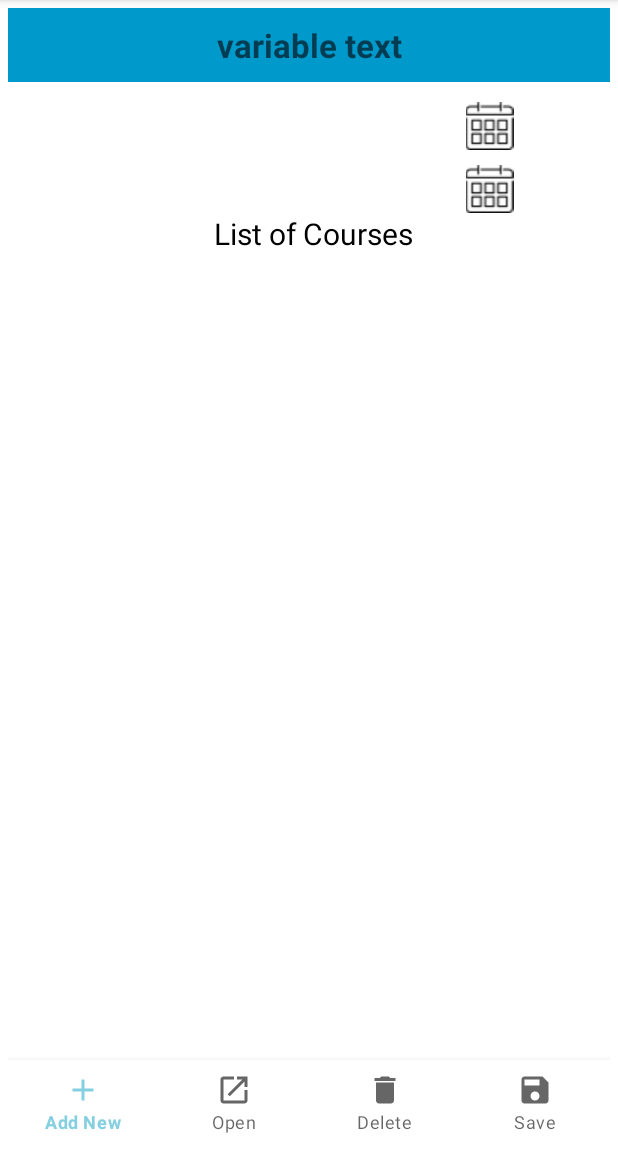
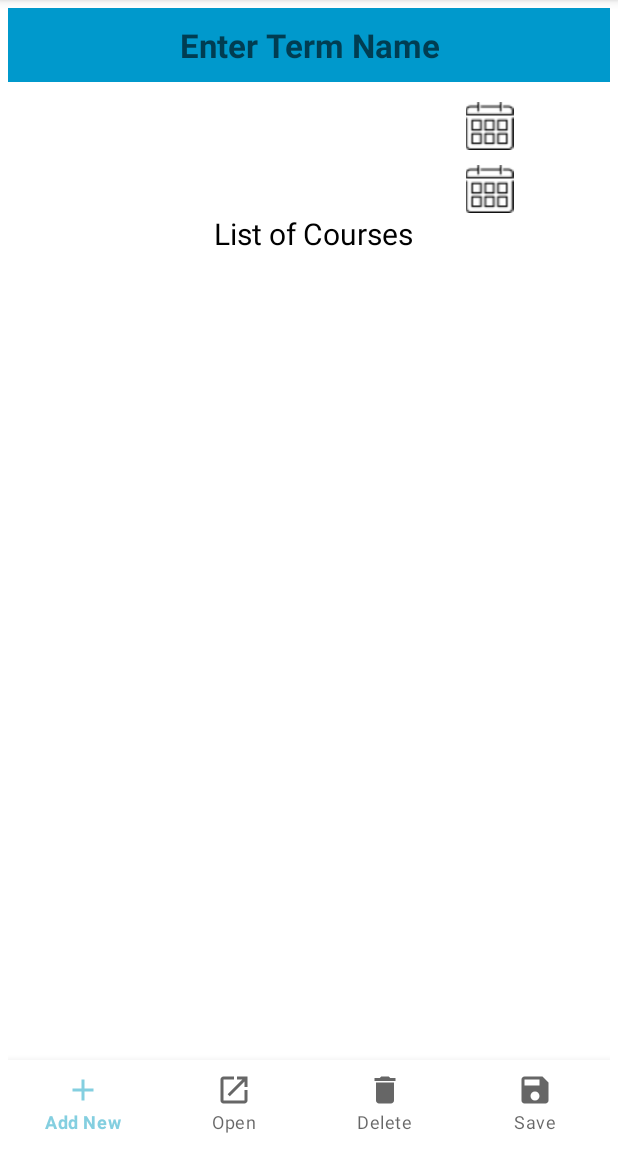
Before and after one commit to leebliss/schoolPlannerMobileApp, an Android app: the screen it shows after launch (TermDetail), item 2 of the bottom bar chosen, on a phone screen of 412 x 824 dp, the part 84-1236 px from its top. Run offline under Robolectric (Android 15) with nearby library versions, the phone set to English and light mode, and no system bars.

Commit message:
School Planner Mobile App Final project for WGU course C196

```diff
--- a/app/src/main/java/com/example/schoolplanner/MainActivity.java
+++ b/app/src/main/java/com/example/schoolplanner/MainActivity.java
@@ -181,46 +181,6 @@ public class MainActivity extends AppCompatActivity implements AddTermDialog.Add
                 return false;
             }
         });
-    /*
-        addNew.setOnClickListener(new View.OnClickListener() {
-            @Override
-            public void onClick(View view) {
-                openDialog();
-            }
-        });
-
-        update.setOnClickListener(new View.OnClickListener() {
-            @Override
-            public void onClick(View view) {
-                //pass name of selected term next activity
-                openTermDetailActivity(termID, termNameOnly,termStartDate,termEndDate);
-            }
-        });
-
-        delete.setOnClickListener(new View.OnClickListener() {
-            @Override
-            public void onClick(View view) {
-                //parse name off of listItem
-                String[] separated = nameOfSelectedItem.split("\n");
-                Boolean checkDeleteData = dbHelper.deleteData(separated[0],"TermInfo");
-                //Boolean checkDeleteData = dbHelper.deleteData(nameOfSelectedItem);
-                if(checkDeleteData) {
-                    Toast.makeText(MainActivity.this, "Entry deleted.", Toast.LENGTH_SHORT).show();
-                    nameOfSelectedItem = "";
-                    refreshList();
-                }
-                else{
-                    if(nameOfSelectedItem == ""){
-                        Toast.makeText(MainActivity.this, "Please make a selection.", Toast.LENGTH_SHORT).show();
-                    }
-                    else {
-                        Toast.makeText(MainActivity.this, "Error, entry not deleted.", Toast.LENGTH_SHORT).show();
-                    }
-                }
-            }
-        });
-
-     */
     }
 
     //this causes everything to reload so the data is up to date when the back arrow is used
--- a/app/src/main/res/layout/activity_assessment_detail.xml
+++ b/app/src/main/res/layout/activity_assessment_detail.xml
@@ -16,7 +16,7 @@
         android:layout_height="wrap_content"
         android:maxLength="25"
         android:background="@android:color/holo_blue_dark"
-        android:hint="Assessment Name"
+        android:hint="Enter Assessment Name"
         android:textSize="22dp"
         android:textColor="@color/white"
         android:textStyle="bold"
--- a/app/src/main/res/layout/activity_course_detail.xml
+++ b/app/src/main/res/layout/activity_course_detail.xml
@@ -26,7 +26,7 @@
                     android:maxLength="25"
                     android:layout_marginBottom="3dp"
                     android:gravity="center"
-                    android:hint="Course Name"
+                    android:hint="Enter Course Name"
                     android:background="@android:color/holo_blue_dark"
                     android:padding="10dp"
                     android:textColor="@color/white"
--- a/app/src/main/res/layout/activity_term_detail.xml
+++ b/app/src/main/res/layout/activity_term_detail.xml
@@ -14,7 +14,7 @@
         android:layout_height="wrap_content"
         android:maxLength="25"
         android:background="@android:color/holo_blue_dark"
-        android:hint="variable text"
+        android:hint="Enter Term Name"
         android:textSize="22dp"
         android:textColor="@color/white"
         android:textStyle="bold"
--- a/app/src/main/res/layout/layout_add_course_dialog.xml
+++ b/app/src/main/res/layout/layout_add_course_dialog.xml
@@ -36,7 +36,7 @@
                     android:layout_width="100dp"
                     android:layout_height="wrap_content"
                     android:layout_weight="1"
-                    android:text="Start Date"
+                    android:hint="Start Date"
                     android:textSize="20dp" />
 
                 <ImageView
@@ -59,7 +59,7 @@
                     android:layout_width="100dp"
                     android:layout_height="wrap_content"
                     android:layout_weight="1"
-                    android:text="End Date"
+                    android:hint="End Date"
                     android:textSize="20dp" />
 
                 <ImageView
--- a/app/src/main/res/layout/layout_add_term_dialog.xml
+++ b/app/src/main/res/layout/layout_add_term_dialog.xml
@@ -25,7 +25,7 @@
             android:layout_width="100dp"
             android:layout_height="wrap_content"
             android:layout_weight="1"
-            android:text="Start Date"
+            android:hint="Start Date"
             android:textSize="20dp" />
 
         <ImageView
@@ -49,7 +49,7 @@
             android:layout_width="100dp"
             android:layout_height="wrap_content"
             android:layout_weight="1"
-            android:text="End Date"
+            android:hint="End Date"
             android:textSize="20dp" />
 
         <ImageView
```
Also changed, not shown: app/src/main/java/com/example/schoolplanner/AddCourseDialog.java (+18 -14 lines), app/src/main/java/com/example/schoolplanner/AddTermDialog.java (+14 -8 lines), app/src/main/java/com/example/schoolplanner/AssessmentDetail.java (+6 -2 lines), app/src/main/java/com/example/schoolplanner/CourseDetail.java (+7 -2 lines), app/src/main/java/com/example/schoolplanner/TermDetail.java (+21 -15 lines).
